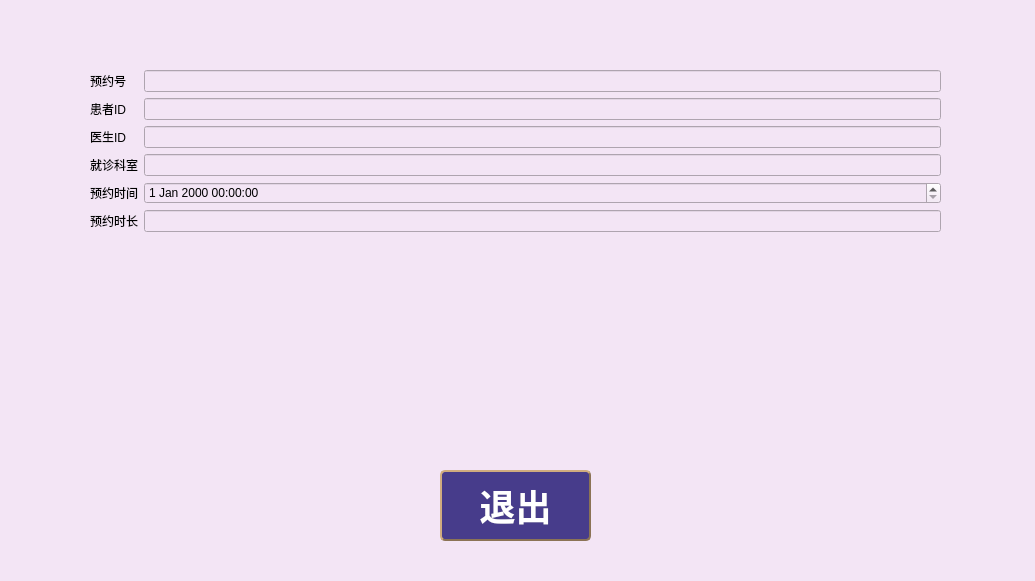
Before: the Qt Designer form SmartAidUI/patientregister.ui in EatableSoap/SmartAid, drawn with Qt 5.
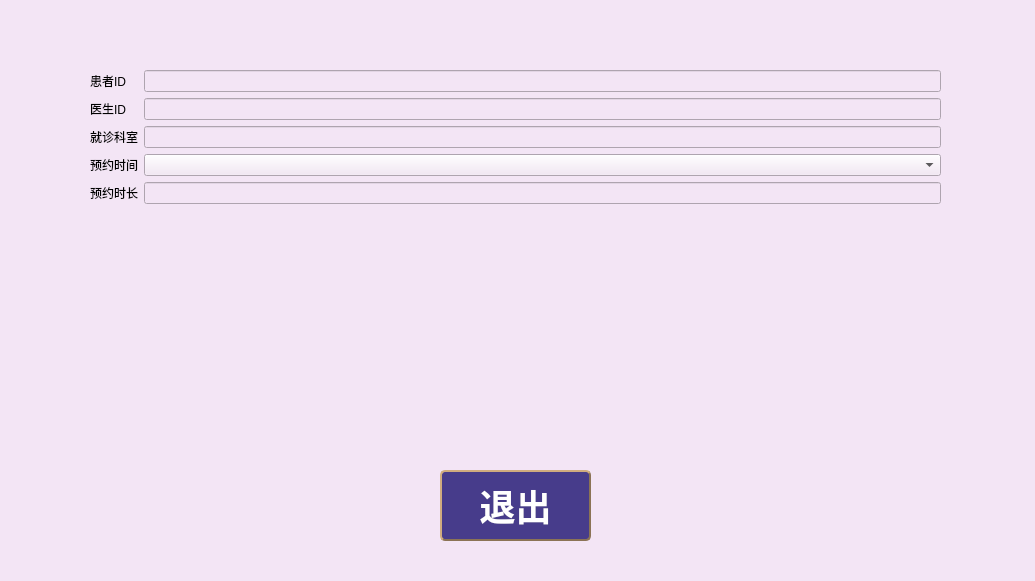
After: the same form once the commit is applied.

The edit to the form file:
```diff
--- a/SmartAidUI/patientregister.ui
+++ b/SmartAidUI/patientregister.ui
@@ -65,70 +65,60 @@
      <x>90</x>
      <y>70</y>
      <width>851</width>
-     <height>381</height>
+     <height>391</height>
     </rect>
    </property>
    <layout class="QFormLayout" name="formLayout_2">
     <item row="0" column="0">
-     <widget class="QLabel" name="label_2">
-      <property name="text">
-       <string>预约号</string>
-      </property>
-     </widget>
-    </item>
-    <item row="0" column="1">
-     <widget class="QLineEdit" name="number"/>
-    </item>
-    <item row="1" column="0">
      <widget class="QLabel" name="label_3">
       <property name="text">
        <string>患者ID</string>
       </property>
      </widget>
     </item>
-    <item row="1" column="1">
+    <item row="0" column="1">
      <widget class="QLineEdit" name="patientID"/>
     </item>
-    <item row="2" column="0">
+    <item row="1" column="0">
      <widget class="QLabel" name="label">
       <property name="text">
        <string>医生ID</string>
       </property>
      </widget>
     </item>
-    <item row="2" column="1">
+    <item row="1" column="1">
      <widget class="QLineEdit" name="doctorID"/>
     </item>
-    <item row="3" column="0">
+    <item row="2" column="0">
      <widget class="QLabel" name="label_4">
       <property name="text">
        <string>就诊科室</string>
       </property>
      </widget>
     </item>
-    <item row="3" column="1">
+    <item row="2" column="1">
      <widget class="QLineEdit" name="room"/>
     </item>
-    <item row="4" column="0">
+    <item row="3" column="0">
      <widget class="QLabel" name="label_5">
       <property name="text">
        <string>预约时间</string>
       </property>
      </widget>
     </item>
-    <item row="4" column="1">
-     <widget class="QDateTimeEdit" name="dateTimeEdit"/>
-    </item>
-    <item row="5" column="0">
+    <item row="4" column="0">
      <widget class="QLabel" name="label_6">
       <property name="text">
        <string>预约时长</string>
       </property>
      </widget>
     </item>
-    <item row="5" column="1">
+    <item row="4" column="1">
      <widget class="QLineEdit" name="time"/>
     </item>
+    <item row="3" column="1">
+     <widget class="QComboBox" name="FreecomboBox"/>
+    </item>
    </layout>
   </widget>
  </widget>
```
